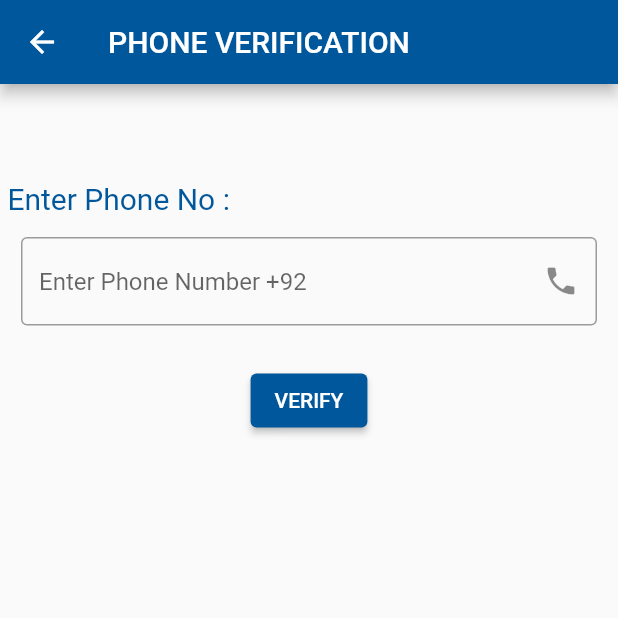
After one commit to SyedMuhammadArsalanShah/FlutterCourse, a Flutter app: the screen it shows after launch, after a tap on "SignIn", on a phone screen of 412 x 824 dp, the top half of it. The commit adds this screen. Run offline on Flutter 3.47's test engine with Material 2 defaults, Android fonts, the phone set to English and light mode, and no system bars; our stand-ins replace firebase_auth, firebase_core, fluttertoast, hive, hive_flutter, just_audio and 3 more; missing offline and left inert: quran; accounts and stored records are empty; network calls fail; Roboto replaces fonts that are missing (RobotoSlab).

Commit message:
phone authentication login check

```diff
--- a/FlutterCourse2023/lecture29firebaseproject1/lib/Home.dart
+++ b/FlutterCourse2023/lecture29firebaseproject1/lib/Home.dart
@@ -13,6 +13,12 @@ class _HomeState extends State<Home> {
   @override
   Widget build(BuildContext context) {
     return Scaffold(
+      appBar: AppBar(actions: [IconButton( onPressed: () async {
+                await FirebaseAuth.instance.signOut().then((value) {
+                  Navigator.push(context,
+                      MaterialPageRoute(builder: (context) => Login()));
+                });
+              }, icon: Icon(Icons.logout_outlined))],),
       body: Center(
           child: ElevatedButton(
               onPressed: () async {
--- /dev/null
+++ b/FlutterCourse2023/lecture29firebaseproject1/lib/Phone.dart
@@ -0,0 +1,87 @@
+import 'package:firebase_auth/firebase_auth.dart';
+import 'package:flutter/material.dart';
+import 'package:lecture29firebaseproject1/Otp.dart';
+import 'package:lecture29firebaseproject1/toastmsg.dart';
+
+class Phone extends StatefulWidget {
+  const Phone({super.key});
+
+  @override
+  State<Phone> createState() => _PhoneState();
+}
+
+class _PhoneState extends State<Phone> {
+  var phoneNumbercon = TextEditingController();
+  @override
+  Widget build(BuildContext context) {
+    return Scaffold(
+      appBar: AppBar(
+        title: Text('PHONE VERIFICATION'),
+        backgroundColor: Colors.lightBlue.shade900,
+      ),
+      body: Center(
+        child: Column(
+          children: [
+            SizedBox(
+              height: 65,
+            ),
+            Align(
+              alignment: Alignment.centerLeft,
+              child: Text(
+                " Enter Phone No :",
+                style: TextStyle(
+                    color: Colors.lightBlue.shade900,
+                    fontFamily: 'RobotoSlab',
+                    fontSize: 20),
+              ),
+            ),
+            Padding(
+              padding: EdgeInsets.all(14.0),
+              child: TextField(
+                controller: phoneNumbercon,
+                keyboardType: TextInputType.text,
+                decoration: InputDecoration(
+                  border: OutlineInputBorder(),
+                  hintText: 'Enter Phone Number +92 ',
+                  suffixIcon: IconButton(
+                    onPressed: () {},
+                    icon: Icon(Icons.phone),
+                  ),
+                ),
+              ),
+            ),
+            SizedBox(
+              height: 12,
+            ),
+            Align(
+                alignment: Alignment.bottomCenter,
+                child: ElevatedButton(
+                  onPressed: () async {
+                    FirebaseAuth.instance.verifyPhoneNumber(
+                      phoneNumber: phoneNumbercon.text.toString(),
+                      verificationCompleted: (_) {},
+                      verificationFailed: (error) {
+                        Toastmsg().toast("${error}");
+                      },
+                      codeSent: (String verificationId, int? resendToken) {
+                        Navigator.push(
+                            context,
+                            MaterialPageRoute(
+                              builder: (context) => Otp(verificationId: verificationId),
+                            ));
+                      },
+                      codeAutoRetrievalTimeout: (error) {
+                        Toastmsg().toast("${error}");
+                      },
+                    );
+                  },
+                  child: Text("VERIFY"),
+                  style: ElevatedButton.styleFrom(
+                      backgroundColor: Colors.lightBlue.shade900),
+                )),
+          ],
+        ),
+      ),
+    );
+  }
+}
--- a/FlutterCourse2023/lecture29firebaseproject1/lib/Signup.dart
+++ b/FlutterCourse2023/lecture29firebaseproject1/lib/Signup.dart
@@ -1,6 +1,6 @@
 import 'package:firebase_auth/firebase_auth.dart';
 import 'package:flutter/material.dart';
-import 'Home.dart';
+
 
 import 'Login.dart';
 
@@ -80,7 +80,8 @@ class _SignupState extends State<Signup> {
               child: ElevatedButton(
                   onPressed: () async {
                     try {
-                      final credential = await FirebaseAuth.instance
+                      // final credential =
+                      await FirebaseAuth.instance
                           .createUserWithEmailAndPassword(
                         email: emailuser.text,
                         password: passuser.text,
--- a/FlutterCourse2023/lecture29firebaseproject1/lib/SplashScreen.dart
+++ b/FlutterCourse2023/lecture29firebaseproject1/lib/SplashScreen.dart
@@ -1,9 +1,11 @@
+
+
 import 'dart:async';
-
+import 'package:firebase_auth/firebase_auth.dart';
 import 'package:flutter/material.dart';
 import 'package:lecture29firebaseproject1/Home.dart';
 import 'package:lecture29firebaseproject1/Login.dart';
-import 'package:lecture29firebaseproject1/Signup.dart';
+
 
 class SplashScreen extends StatefulWidget {
   const SplashScreen({super.key});
@@ -14,19 +16,35 @@ class SplashScreen extends StatefulWidget {
 
 class _SplashScreenState extends State<SplashScreen> {
   @override
-  void initState() {
+  void initState()  {
     // TODO: implement initState
     super.initState();
-    Timer(Duration(seconds: 5), (() {
-      Navigator.pushReplacement(
-          context, MaterialPageRoute(builder: (context) => Login()));
-    }));
+
+    FirebaseAuth auth = FirebaseAuth.instance;
+
+    final user = auth.currentUser;
+
+
+
+
+
+    if (user != null) {
+      Timer(Duration(seconds: 5), (() {
+        Navigator.pushReplacement(
+            context, MaterialPageRoute(builder: (context) => Home()));
+      }));
+    } else {
+      Timer(Duration(seconds: 5), (() {
+        Navigator.pushReplacement(
+            context, MaterialPageRoute(builder: (context) => Login()));
+      }));
+    }
   }
 
   @override
   Widget build(BuildContext context) {
     return Scaffold(
-      body: Text("welcome "),
+      body: Center(child: Text("welcome ")),
     );
   }
 }
--- /dev/null
+++ b/FlutterCourse2023/lecture29firebaseproject1/lib/Toastmsg.dart
@@ -0,0 +1,15 @@
+import 'package:flutter/material.dart';
+import 'package:fluttertoast/fluttertoast.dart';
+
+class Toastmsg {
+  void toast(String msg){
+    Fluttertoast.showToast(
+        msg: msg,
+        toastLength: Toast.LENGTH_SHORT,
+        gravity: ToastGravity.CENTER,
+        timeInSecForIosWeb: 1,
+        backgroundColor: Colors.indigo,
+        textColor: Colors.white,
+        fontSize: 16.0);
+  }
+}
```
Also changed, not shown: FlutterCourse2023/lecture29firebaseproject1/lib/Login.dart (+22 -17 lines), FlutterCourse2023/lecture29firebaseproject1/lib/Otp.dart (added, +88 -0 lines).
